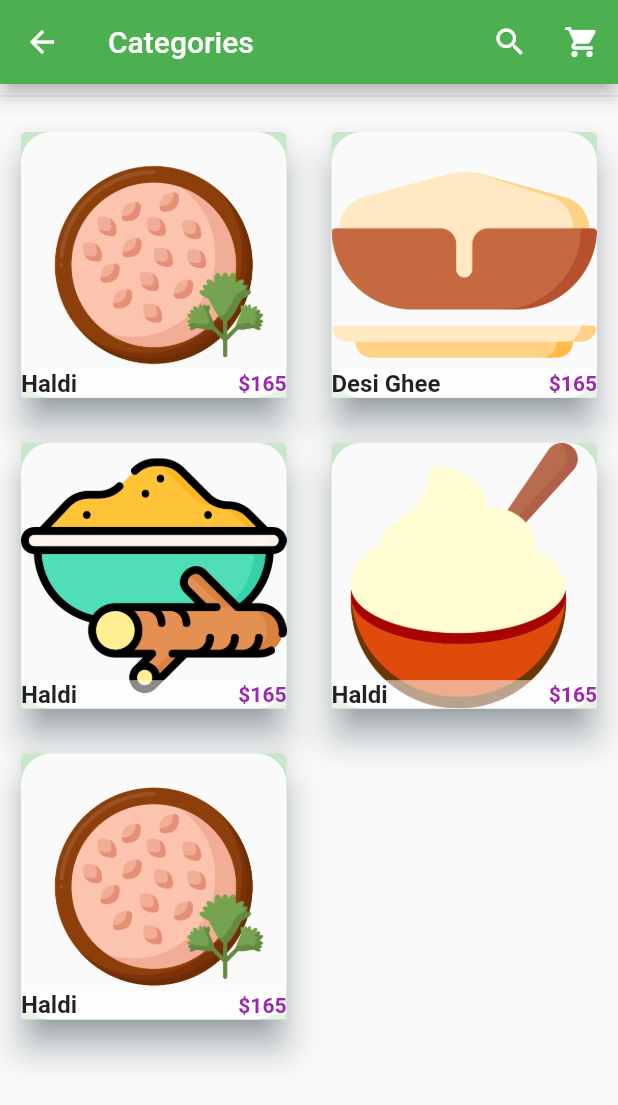
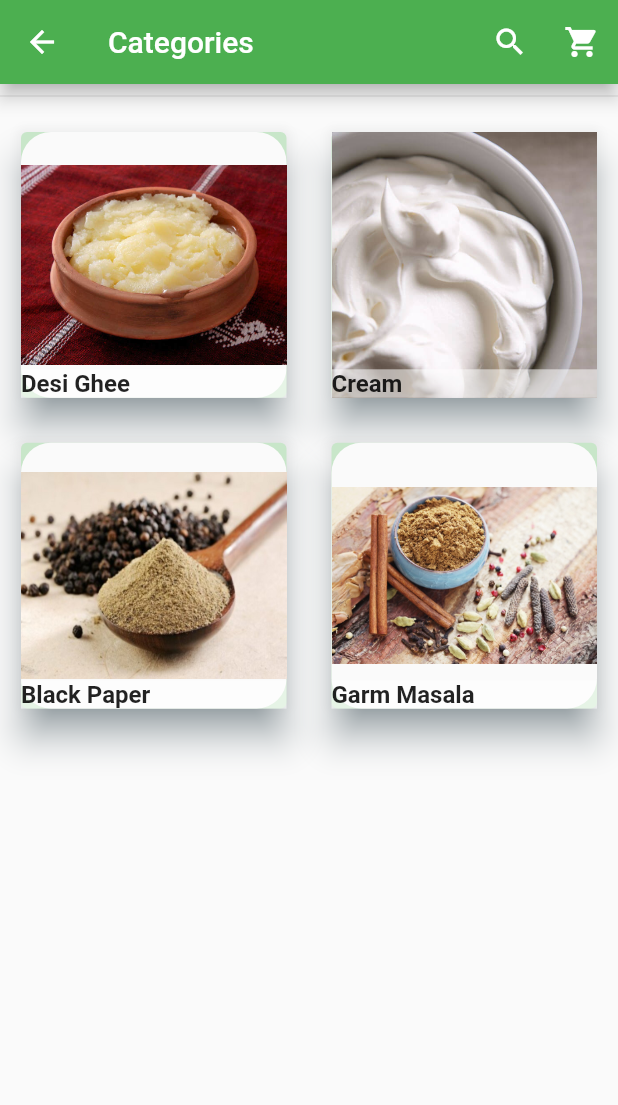
Before and after one commit to AwaisSafdar9111/Masala_Mandi, a Flutter app: the Categories screen opened directly, on a phone screen of 412 x 824 dp. Shown: the top 1105 px of the screen. Run offline on Flutter 3.47's test engine with Material 2 defaults, Android fonts, the light colour scheme and no system bars; our stand-ins replace carousel_pro, flutter_svg; network calls fail.

Commit message:
ui updatation34

```diff
--- a/lib/categories/horizontal_listview.dart
+++ b/lib/categories/horizontal_listview.dart
@@ -1,5 +1,4 @@
 import 'package:flutter/material.dart';
-import 'package:spice_bazaar/categories/products.dart';
 import 'package:spice_bazaar/categories/screen_categories_details.dart';
 
 import '../pages/cart.dart';
--- a/lib/categories/products.dart
+++ b/lib/categories/products.dart
@@ -17,114 +17,89 @@
       "old price": 195,
       "price": 300,
     },{
-      "name": 'Haldi',
+      "name": 'Desi Ghee',
       "picture": 'images/Desi Ghee.jpg',
-      "old price": 195,
-      "price": 165,
+      "price": 1650,
+    },{
+      "name": 'Cream',
+      "picture": 'images/Cream.jpg',
+      "price": 500,
+    },{
+      "name": 'Black Paper ',
+      "picture": 'images/black pepper.jpg',
+      "price": 250,
+    },
+    {
+      "name": 'Garm Masala',
+      "picture": 'images/garm_masala.jpg',
+      "price": 200,
     },{
       "name": 'Haldi',
+      "picture": 'images/haldi1.jpg',
+      "old price": 195,
+      "price": 300,
+    },{
+      "name": 'Desi Ghee',
+      "picture": 'images/Desi Ghee.jpg',
+      "price": 1650,
+    },{
+      "name": 'Cream',
+      "picture": 'images/Cream.jpg',
+      "price": 500,
+    },{
+      "name": 'Black Paper ',
       "picture": 'images/black pepper.jpg',
-      "old price": 195,
-      "price": 165,
+      "price": 250,
+    },
+    {
+      "name": 'Garm Masala',
+      "picture": 'images/garm_masala.jpg',
+      "price": 200,
     },{
       "name": 'Haldi',
+      "picture": 'images/haldi1.jpg',
+      "old price": 195,
+      "price": 300,
+    },{
+      "name": 'Desi Ghee',
+      "picture": 'images/Desi Ghee.jpg',
+      "price": 1650,
+    },{
+      "name": 'Cream',
+      "picture": 'images/Cream.jpg',
+      "price": 500,
+    },{
+      "name": 'Black Paper ',
       "picture": 'images/black pepper.jpg',
-      "old price": 195,
-      "price": 165,
+      "price": 250,
     },
     {
-      "name": 'Haldi',
-      "picture": 'images/Desi Ghee.jpg',
-      "old price": 195,
-      "price": 165,
+      "name": 'Garm Masala',
+      "picture": 'images/garm_masala.jpg',
+      "price": 200,
     },{
       "name": 'Haldi',
+      "picture": 'images/haldi1.jpg',
+      "old price": 195,
+      "price": 300,
+    },{
+      "name": 'Desi Ghee',
       "picture": 'images/Desi Ghee.jpg',
-      "old price": 195,
-      "price": 165,
+      "price": 1650,
     },{
-      "name": 'Haldi',
-      "picture": 'images/Desi Ghee.jpg',
-      "old price": 195,
-      "price": 165,
+      "name": 'Cream',
+      "picture": 'images/Cream.jpg',
+      "price": 500,
+    },{
+      "name": 'Black Paper ',
+      "picture": 'images/black pepper.jpg',
+      "price": 250,
     },
     {
-      "name": 'Desi Ghee',
-      "picture": 'images/Desi Ghee.jpg',
-      "old price": 195,
-      "price": 165,
+      "name": 'Garm Masala',
+      "picture": 'images/garm_masala.jpg',
+      "price": 200,
     },
-    {
-      "name": 'Haldi',
-      "picture": 'images/black pepper.jpg',
-      "old price": 195,
-      "price": 165,
-    },
-    {
-      "name": 'Haldi',
-      "picture": 'images/categories icons/cream.png',
-      "old price": 195,
-      "price": 165,
-    },
-    {
-      "name": 'Haldi',
-      "picture": 'images/categories icons/coriander(Dhania).png',
-      "old price": 195,
-      "price": 165,
-    },{
-      "name": 'Haldi',
-      "picture": 'images/black pepper.jpg',
-      "old price": 195,
-      "price": 165,
-    },
-    {
-      "name": 'Haldi',
-      "picture": 'images/categories icons/cream.png',
-      "old price": 195,
-      "price": 165,
-    },
-    {
-      "name": 'Haldi',
-      "picture": 'images/categories icons/coriander(Dhania).png',
-      "old price": 195,
-      "price": 165,
-    },{
-      "name": 'Haldi',
-      "picture": 'images/black pepper.jpg',
-      "old price": 195,
-      "price": 165,
-    },
-    {
-      "name": 'Haldi',
-      "picture": 'images/categories icons/cream.png',
-      "old price": 195,
-      "price": 165,
-    },
-    {
-      "name": 'Haldi',
-      "picture": 'images/categories icons/coriander(Dhania).png',
-      "old price": 195,
-      "price": 165,
-    },
-    {
-      "name": 'Haldi',
-      "picture": 'images/black pepper.jpg',
-      "old price": 195,
-      "price": 165,
-    },
-    {
-      "name": 'Haldi',
-      "picture": 'images/categories icons/cream.png',
-      "old price": 195,
-      "price": 165,
-    },
-    {
-      "name": 'Haldi',
-      "picture": 'images/categories icons/coriander(Dhania).png',
-      "old price": 195,
-      "price": 165,
-    },
-
 
 
   ];
--- a/lib/categories/screen_categories_details.dart
+++ b/lib/categories/screen_categories_details.dart
@@ -12,35 +12,21 @@
   //keys
   var product_list = [
     {
-      "name": 'Haldi',
-      "picture": 'images/categories icons/coriander(Dhania).png',
-      "old price": 195,
-      "price": 165,
+      "name": 'Desi Ghee',
+      "picture": 'images/Desi Ghee.jpg',
+
+    },{
+      "name": 'Cream',
+      "picture": 'images/Cream.jpg',
+
+    },{
+      "name": 'Black Paper ',
+      "picture": 'images/black pepper.jpg',
     },
     {
-      "name": 'Desi Ghee',
-      "picture": 'images/categories icons/Desi ghee.png',
-      "old price": 195,
-      "price": 165,
-    },
-    {
-      "name": 'Haldi',
-      "picture": 'images/categories icons/turmeric(Haldi).png',
-      "old price": 195,
-      "price": 165,
-    },
-    {
-      "name": 'Haldi',
-      "picture": 'images/categories icons/cream.png',
-      "old price": 195,
-      "price": 165,
-    },
-    {
-      "name": 'Haldi',
-      "picture": 'images/categories icons/coriander(Dhania).png',
-      "old price": 195,
-      "price": 165,
-    },
+      "name": 'Garm Masala',
+      "picture": 'images/garm_masala.jpg',
+     },
 
   ];
 
@@ -59,8 +45,6 @@
             child: Single_pro(
               prod_name: product_list[index]['name'],
               prod_picture: product_list[index]['picture'],
-              prod_old_price: product_list[index]['old price'],
-              prod_price: product_list[index]['price'],
             ),
           );
         });
@@ -71,15 +55,10 @@
   const Single_pro(
       {Key key,
         this.prod_name,
-        this.prod_picture,
-        this.prod_old_price,
-        this.prod_price})
+        this.prod_picture,   })
       : super(key: key);
   final prod_name;
   final prod_picture;
-  final prod_old_price;
-  final prod_price;
-
   @override
   Widget build(BuildContext context) {
     return Card(
@@ -96,9 +75,7 @@
               //here we are passing the values of the product to the product details page
                 new MaterialPageRoute(builder: (context) => new ProductDetails(
                   product_details_name: prod_name,
-                  product_details_new_price: prod_price,
-                  product_details_old_price: prod_old_price,
-                  product_detail_picture: prod_picture,
+                   product_detail_picture: prod_picture,
                 ))),
             child: GridTile(
               footer: Container(
@@ -108,7 +85,7 @@
                     Expanded(child: Text(prod_name, style: TextStyle(fontWeight: FontWeight.bold,fontSize: 16.0),),
 
                     ),
-                    new Text("\$${prod_price}",style: TextStyle (color: Colors.purple,fontWeight: FontWeight.bold),)
+
                   ],
                 ),
               ),
--- a/lib/pages/product_details.dart
+++ b/lib/pages/product_details.dart
@@ -30,7 +30,7 @@
               Navigator.push(context,
                   MaterialPageRoute(builder: (context) => new HomePage()));
             },
-            child: const Text('Spice Bazaar')),
+            child: const Text('Masala Mandi')),
         actions: <Widget>[
           IconButton(
               icon: const Icon(
@@ -198,7 +198,7 @@
           new ListTile(
             title: new Text("Product Details"),
             subtitle: new Text(
-                "Lorem Ipsum is simply dummy text of the printing and typesetting industry. Lorem Ipsum has been the industry's standard dummy text ever since the 1500s, when an unknown printer took a galley of type and scrambled it to make a type specimen book. It has survived not only five centuries, but also the leap into electronic typesetting, remaining essentially unchanged. It was popularised in the 1960s with the release of Letraset sheets containing Lorem Ipsum passages, and more recently with desktop publishing software like Aldus PageMaker including versions of Lorem Ipsum."),
+                "Lorem Ipsum is simply dummy text of the printing and typesetting industry. Lorem Ipsum has been the industry's standard dummy text ever since the 1500s, when an unknown printer took a galley of type and scrambled it to make a type specimen book. It has survived not only five centuries, but also the leap into electronic typesetting, remaining essentially unchanged."),
           ),
           Divider(),
           //====ADD THE PRODUCT NAME=====
@@ -275,44 +275,26 @@
   var product_list = [
     {
       "name": 'Haldi',
+      "picture": 'images/haldi1.jpg',
+      "old price": 195,
+      "price": 300,
+    },{
+      "name": 'Desi Ghee',
+      "picture": 'images/Desi Ghee.jpg',
+      "price": 1650,
+    },{
+      "name": 'Cream',
+      "picture": 'images/Cream.jpg',
+      "price": 500,
+    },{
+      "name": 'Black Paper ',
       "picture": 'images/black pepper.jpg',
-     "price": 165,
-    },{
-      "name": 'Haldi',
-      "picture": 'images/Desi Ghee.jpg',
-       "price": 165,
-    },{
-      "name": 'Haldi',
-      "picture": 'images/black pepper.jpg',
-     "price": 165,
-    },{
-      "name": 'Haldi',
-      "picture": 'images/black pepper.jpg',
-      "price": 165,
-    },{
-      "name": 'Haldi',
-      "picture": 'images/Desi Ghee.jpg',
-      "price": 165,
-    },{
-      "name": 'Haldi',
-      "picture": 'images/black pepper.jpg',
-      "price": 165,
-    },{
-      "name": 'Haldi',
-      "picture": 'images/black pepper.jpg',
-     "price": 165,
-    },{
-      "name": 'Haldi',
-      "picture": 'images/Desi Ghee.jpg',
-     "price": 165,
-    },{
-      "name": 'Haldi',
-      "picture": 'images/Desi Ghee.jpg',
-      "price": 165,
-    },{
-      "name": 'Haldi',
-      "picture": 'images/black pepper.jpg',
-     "price": 165,
+      "price": 250,
+    },
+    {
+      "name": 'Garm Masala',
+      "picture": 'images/garm_masala.jpg',
+      "price": 200,
     },
   ];
 
```
Also changed, not shown: lib/pages/chat_page.dart (+4 -34 lines), 1 other file.
